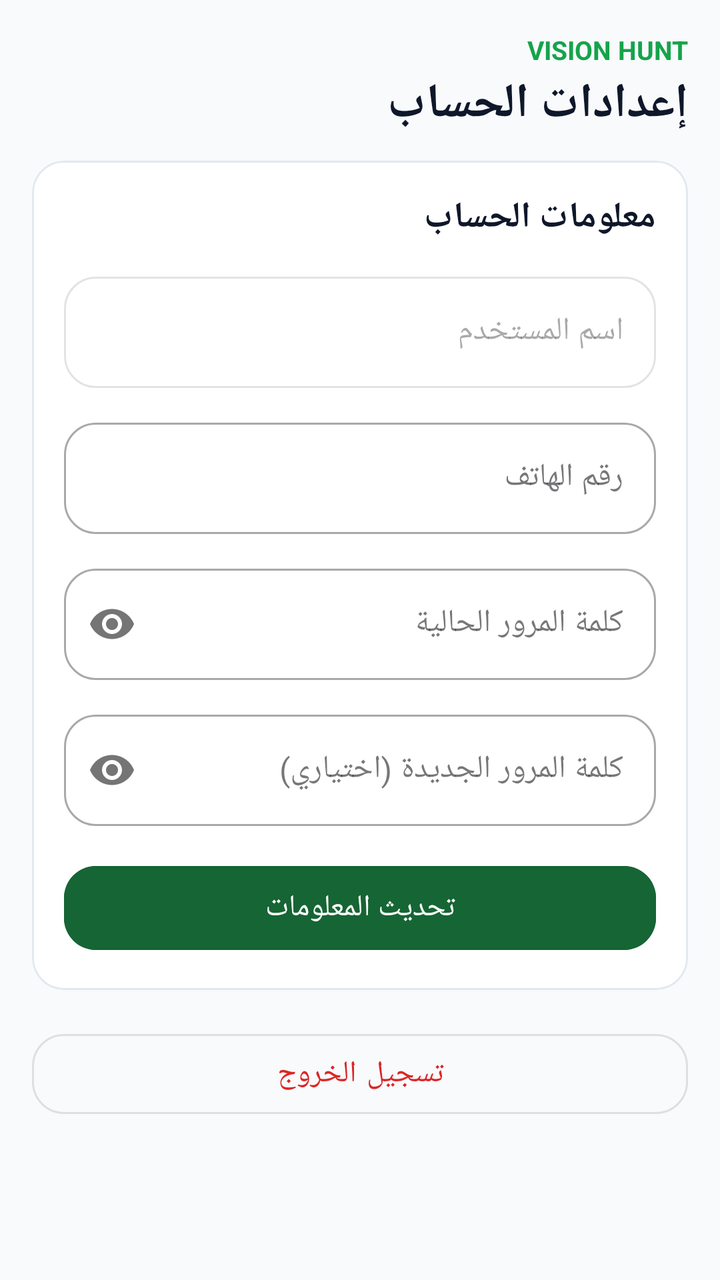
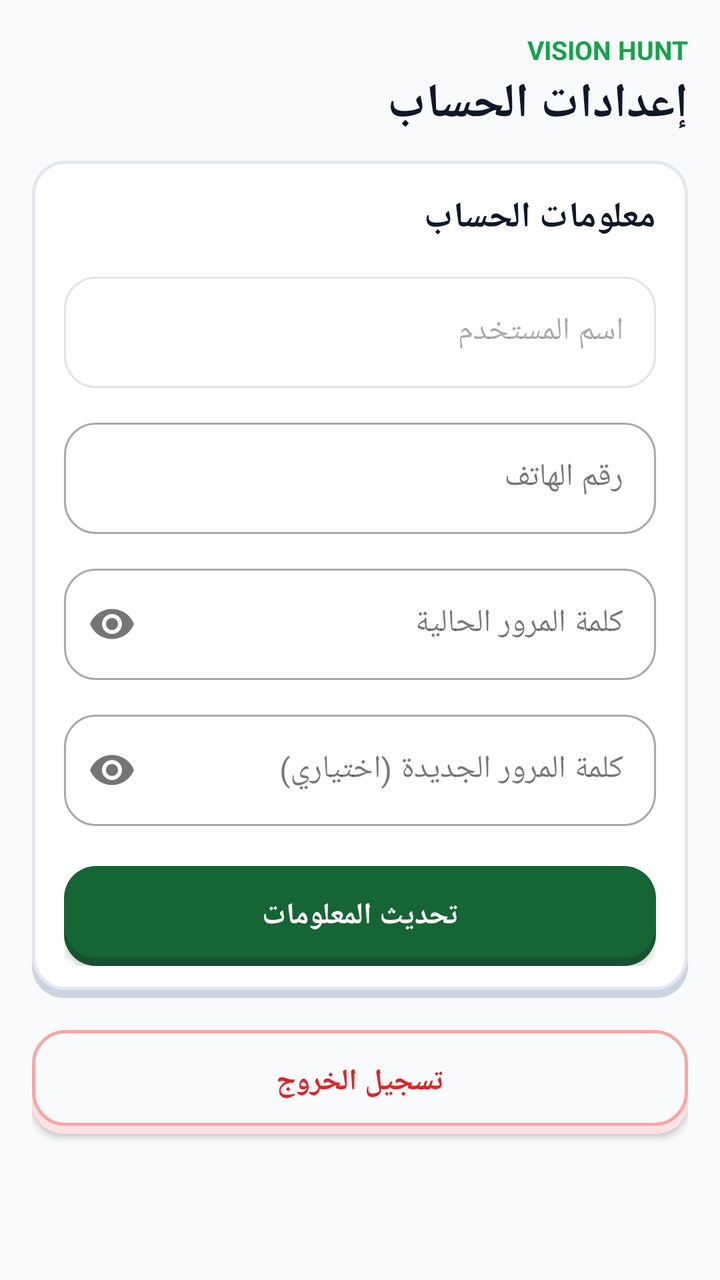

Before-and-after screenshots of an Android layout around one commit, followed by the original layout XML and the change that was made.
<!-- AndroidManifest.xml: activity theme Theme.VisionHuntOnline -->
<!-- res/layout/activity_profile.xml -->
<?xml version="1.0" encoding="utf-8"?>
<LinearLayout xmlns:android="http://schemas.android.com/apk/res/android"
    xmlns:app="http://schemas.android.com/apk/res-auto"
    android:layout_width="match_parent"
    android:layout_height="match_parent"
    android:background="@color/screen_background"
    android:fitsSystemWindows="true"
    android:layoutDirection="rtl"
    android:orientation="vertical"
    android:textDirection="rtl">

    <ScrollView
        android:layout_width="match_parent"
        android:layout_height="match_parent"
        android:clipToPadding="false"
        android:padding="16dp"
        android:scrollbars="none">

        <LinearLayout
            android:layout_width="match_parent"
            android:layout_height="wrap_content"
            android:orientation="vertical">

            
            <TextView
                android:layout_width="wrap_content"
                android:layout_height="wrap_content"
                android:layout_gravity="start"
                android:text="VISION HUNT"
                android:textColor="#16A34A"
                android:textSize="13sp"
                android:textStyle="bold" />

            <TextView
                android:layout_width="wrap_content"
                android:layout_height="wrap_content"
                android:layout_gravity="start"
                android:layout_marginTop="2dp"
                android:layout_marginBottom="12dp"
                android:text="إعدادات الحساب"
                android:textColor="@color/text_primary"
                android:textSize="24sp"
                android:textStyle="bold" />

            
            <com.google.android.material.card.MaterialCardView
                android:layout_width="match_parent"
                android:layout_height="wrap_content"
                android:layout_marginBottom="16dp"
                app:cardBackgroundColor="@color/task_card_background"
                app:cardCornerRadius="16dp"
                app:cardElevation="0dp"
                app:strokeColor="@color/card_stroke"
                app:strokeWidth="1dp">

                <LinearLayout
                    android:layout_width="match_parent"
                    android:layout_height="wrap_content"
                    android:orientation="vertical"
                    android:padding="16dp">

                    <TextView
                        android:layout_width="wrap_content"
                        android:layout_height="wrap_content"
                        android:layout_marginBottom="12dp"
                        android:text="معلومات الحساب"
                        android:textColor="@color/text_primary"
                        android:textSize="18sp"
                        android:textStyle="bold" />

                    
                    <com.google.android.material.textfield.TextInputLayout
                        style="@style/Widget.MaterialComponents.TextInputLayout.OutlinedBox"
                        android:layout_width="match_parent"
                        android:layout_height="wrap_content"
                        android:enabled="false"
                        android:hint="اسم المستخدم"
                        app:boxCornerRadiusBottomEnd="16dp"
                        app:boxCornerRadiusBottomStart="16dp"
                        app:boxCornerRadiusTopEnd="16dp"
                        app:boxCornerRadiusTopStart="16dp">

                        <com.google.android.material.textfield.TextInputEditText
                            android:id="@+id/et_username"
                            android:layout_width="match_parent"
                            android:layout_height="wrap_content"
                            android:focusable="false"
                            android:inputType="none"
                            android:textColor="@color/text_primary" />

                    </com.google.android.material.textfield.TextInputLayout>

                    
                    <com.google.android.material.textfield.TextInputLayout
                        style="@style/Widget.MaterialComponents.TextInputLayout.OutlinedBox"
                        android:layout_width="match_parent"
                        android:layout_height="wrap_content"
                        android:layout_marginTop="12dp"
                        android:hint="رقم الهاتف"
                        app:boxCornerRadiusBottomEnd="16dp"
                        app:boxCornerRadiusBottomStart="16dp"
                        app:boxCornerRadiusTopEnd="16dp"
                        app:boxCornerRadiusTopStart="16dp">

                        <com.google.android.material.textfield.TextInputEditText
                            android:id="@+id/et_phone"
                            android:layout_width="match_parent"
                            android:layout_height="wrap_content"
                            android:inputType="phone" />

                    </com.google.android.material.textfield.TextInputLayout>

                    
                    <com.google.android.material.textfield.TextInputLayout
                        style="@style/Widget.MaterialComponents.TextInputLayout.OutlinedBox"
                        android:layout_width="match_parent"
                        android:layout_height="wrap_content"
                        android:layout_marginTop="12dp"
                        android:hint="كلمة المرور الحالية"
                        app:boxCornerRadiusBottomEnd="16dp"
                        app:boxCornerRadiusBottomStart="16dp"
                        app:boxCornerRadiusTopEnd="16dp"
                        app:boxCornerRadiusTopStart="16dp"
                        app:passwordToggleEnabled="true">

                        <com.google.android.material.textfield.TextInputEditText
                            android:id="@+id/et_old_password"
                            android:layout_width="match_parent"
                            android:layout_height="wrap_content"
                            android:inputType="textPassword" />

                    </com.google.android.material.textfield.TextInputLayout>

                    
                    <com.google.android.material.textfield.TextInputLayout
                        style="@style/Widget.MaterialComponents.TextInputLayout.OutlinedBox"
                        android:layout_width="match_parent"
                        android:layout_height="wrap_content"
                        android:layout_marginTop="12dp"
                        android:hint="كلمة المرور الجديدة (اختياري)"
                        app:boxCornerRadiusBottomEnd="16dp"
                        app:boxCornerRadiusBottomStart="16dp"
                        app:boxCornerRadiusTopEnd="16dp"
                        app:boxCornerRadiusTopStart="16dp"
                        app:passwordToggleEnabled="true">

                        <com.google.android.material.textfield.TextInputEditText
                            android:id="@+id/et_new_password"
                            android:layout_width="match_parent"
                            android:layout_height="wrap_content"
                            android:inputType="textPassword" />

                    </com.google.android.material.textfield.TextInputLayout>

                    
                    <com.google.android.material.button.MaterialButton
                        android:id="@+id/btn_update_profile"
                        android:layout_width="match_parent"
                        android:layout_height="50dp"
                        android:layout_marginTop="16dp"
                        android:backgroundTint="#166534"
                        android:text="تحديث المعلومات"
                        android:textSize="15sp"
                        app:cornerRadius="16dp" />

                    <com.google.android.material.progressindicator.CircularProgressIndicator
                        android:id="@+id/progress_profile"
                        android:layout_width="wrap_content"
                        android:layout_height="wrap_content"
                        android:layout_gravity="center_horizontal"
                        android:layout_marginTop="12dp"
                        android:indeterminate="true"
                        android:visibility="gone"
                        app:indicatorColor="#166534" />

                </LinearLayout>

            </com.google.android.material.card.MaterialCardView>

            
            <com.google.android.material.button.MaterialButton
                android:id="@+id/btn_logout"
                style="@style/Widget.MaterialComponents.Button.OutlinedButton"
                android:layout_width="match_parent"
                android:layout_height="52dp"
                android:layout_marginBottom="24dp"
                android:strokeColor="#DC2626"
                android:text="تسجيل الخروج"
                android:textColor="#DC2626"
                android:textSize="15sp"
                app:cornerRadius="16dp" />

        </LinearLayout>

    </ScrollView>

</LinearLayout>
<!-- resources referenced by this layout -->
<resources>
  <color name="card_stroke">#E2E8F0</color>
  <color name="screen_background">#F8FAFC</color>
  <color name="task_card_background">#FFFFFF</color>
  <color name="text_primary">#0F172A</color>
  <color name="bottom_nav_background">#FFFFFF</color>
  <!-- unchanged entries left out for length: 1 -->
</resources>

<!-- the commit's change to res/layout/activity_profile.xml (unified diff, before → after) -->
@@ -43,21 +43,18 @@
                 android:textStyle="bold" />
 
             
-            <com.google.android.material.card.MaterialCardView
+            <FrameLayout
                 android:layout_width="match_parent"
                 android:layout_height="wrap_content"
                 android:layout_marginBottom="16dp"
-                app:cardBackgroundColor="@color/task_card_background"
-                app:cardCornerRadius="16dp"
-                app:cardElevation="0dp"
-                app:strokeColor="@color/card_stroke"
-                app:strokeWidth="1dp">
+                android:background="@drawable/bg_3d_card_16dp">
 
                 <LinearLayout
                     android:layout_width="match_parent"
                     android:layout_height="wrap_content"
                     android:orientation="vertical"
-                    android:padding="16dp">
+                    android:padding="16dp"
+                    android:paddingBottom="20dp">
 
                     <TextView
                         android:layout_width="wrap_content"
@@ -153,15 +150,16 @@
                     </com.google.android.material.textfield.TextInputLayout>
 
                     
-                    <com.google.android.material.button.MaterialButton
+                    <androidx.appcompat.widget.AppCompatButton
                         android:id="@+id/btn_update_profile"
                         android:layout_width="match_parent"
                         android:layout_height="50dp"
-                        android:layout_marginTop="16dp"
-                        android:backgroundTint="#166534"
+                        android:layout_marginTop="20dp"
+                        android:background="@drawable/bg_3d_btn_primary"
                         android:text="تحديث المعلومات"
+                        android:textColor="#FFFFFF"
                         android:textSize="15sp"
-                        app:cornerRadius="16dp" />
+                        android:textStyle="bold" />
 
                     <com.google.android.material.progressindicator.CircularProgressIndicator
                         android:id="@+id/progress_profile"
@@ -175,20 +173,19 @@
 
                 </LinearLayout>
 
-            </com.google.android.material.card.MaterialCardView>
+            </FrameLayout>
 
             
-            <com.google.android.material.button.MaterialButton
+            <androidx.appcompat.widget.AppCompatButton
                 android:id="@+id/btn_logout"
-                style="@style/Widget.MaterialComponents.Button.OutlinedButton"
                 android:layout_width="match_parent"
                 android:layout_height="52dp"
                 android:layout_marginBottom="24dp"
-                android:strokeColor="#DC2626"
+                android:background="@drawable/bg_3d_btn_danger_outline"
                 android:text="تسجيل الخروج"
                 android:textColor="#DC2626"
                 android:textSize="15sp"
-                app:cornerRadius="16dp" />
+                android:textStyle="bold" />
 
         </LinearLayout>
 
<!-- resource entries referenced after the edit -->
@@ -4,6 +4,91 @@
   <color name="screen_background">#F8FAFC</color>
   <color name="task_card_background">#FFFFFF</color>
   <color name="text_primary">#0F172A</color>
+  <!-- drawable bg_3d_btn_danger_outline (drawable) -->
+  <?xml version="1.0" encoding="utf-8"?>
+  <selector xmlns:android="http://schemas.android.com/apk/res/android">
+      <item android:state_pressed="true">
+          <layer-list>
+              <item android:top="4dp">
+                  <shape>
+                      <corners android:radius="16dp" />
+                      <solid android:color="@color/btn_danger_outline_bg" />
+                      <stroke android:width="1.5dp" android:color="@color/btn_danger_outline_stroke" />
+                  </shape>
+              </item>
+          </layer-list>
+      </item>
+      <item>
+          <layer-list>
+              <item android:top="4dp">
+                  <shape>
+                      <corners android:radius="16dp" />
+                      <solid android:color="@color/btn_danger_outline_shadow" />
+                  </shape>
+              </item>
+              <item android:bottom="4dp">
+                  <shape>
+                      <corners android:radius="16dp" />
+                      <solid android:color="@color/btn_danger_outline_bg" />
+                      <stroke android:width="1.5dp" android:color="@color/btn_danger_outline_stroke" />
+                  </shape>
+              </item>
+          </layer-list>
+      </item>
+  </selector>
+  <!-- drawable bg_3d_btn_primary (drawable) -->
+  <?xml version="1.0" encoding="utf-8"?>
+  <selector xmlns:android="http://schemas.android.com/apk/res/android">
+      <item android:state_pressed="true">
+          <layer-list>
+              <item android:top="4dp">
+                  <shape>
+                      <corners android:radius="16dp" />
+                      <solid android:color="@color/btn_primary_bg" />
+                  </shape>
+              </item>
+          </layer-list>
+      </item>
+      <item>
+          <layer-list>
+              <item android:top="4dp">
+                  <shape>
+                      <corners android:radius="16dp" />
+                      <solid android:color="@color/btn_primary_shadow" />
+                  </shape>
+              </item>
+              <item android:bottom="4dp">
+                  <shape>
+                      <corners android:radius="16dp" />
+                      <solid android:color="@color/btn_primary_bg" />
+                  </shape>
+              </item>
+          </layer-list>
+      </item>
+  </selector>
+  <!-- drawable bg_3d_card_16dp (drawable) -->
+  <?xml version="1.0" encoding="utf-8"?>
+  <layer-list xmlns:android="http://schemas.android.com/apk/res/android">
+      <item android:top="4dp">
+          <shape>
+              <corners android:radius="16dp" />
+              <solid android:color="@color/card_shadow" />
+          </shape>
+      </item>
+      <item android:bottom="4dp">
+          <shape>
+              <corners android:radius="16dp" />
+              <solid android:color="@color/task_card_background" />
+              <stroke android:width="1.5dp" android:color="@color/card_stroke" />
+          </shape>
+      </item>
+  </layer-list>
+  <color name="btn_danger_outline_bg">#F8FAFC</color>
+  <color name="btn_danger_outline_stroke">#FCA5A5</color>
+  <color name="btn_danger_outline_shadow">#FEE2E2</color>
+  <color name="btn_primary_bg">#166534</color>
+  <color name="btn_primary_shadow">#14532D</color>
+  <color name="card_shadow">#CBD5E1</color>
   <color name="bottom_nav_background">#FFFFFF</color>
   <!-- unchanged entries left out for length: 1 -->
 </resources>
